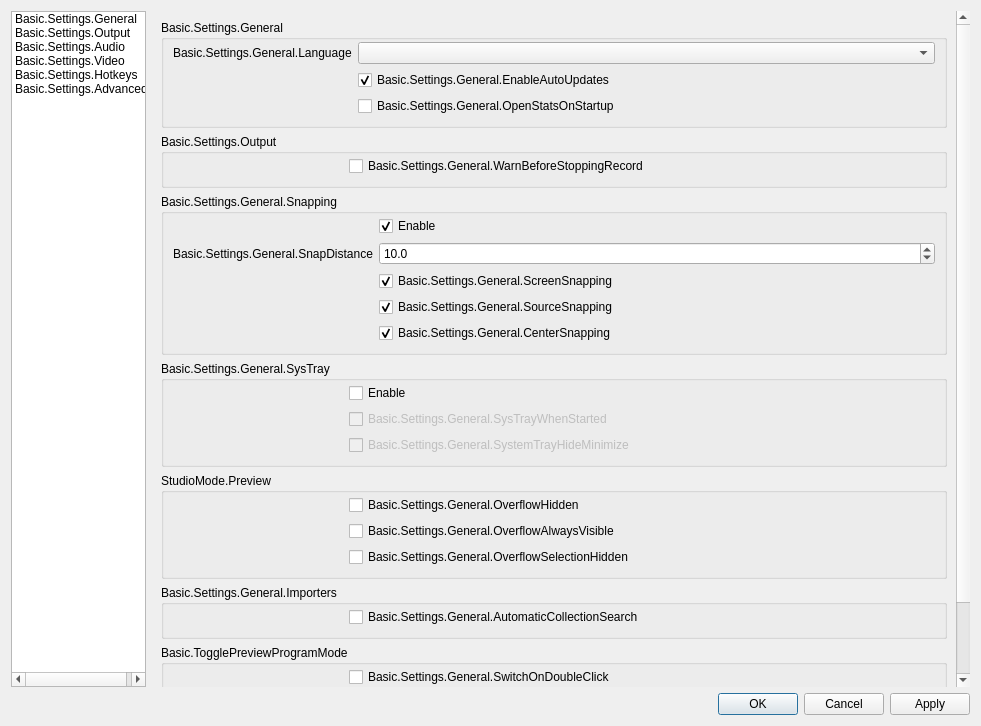
Above: UI/forms/OBSBasicSettings.ui from skimotv/SkimoMeetingRecorder before the change. Below: the same form after it.
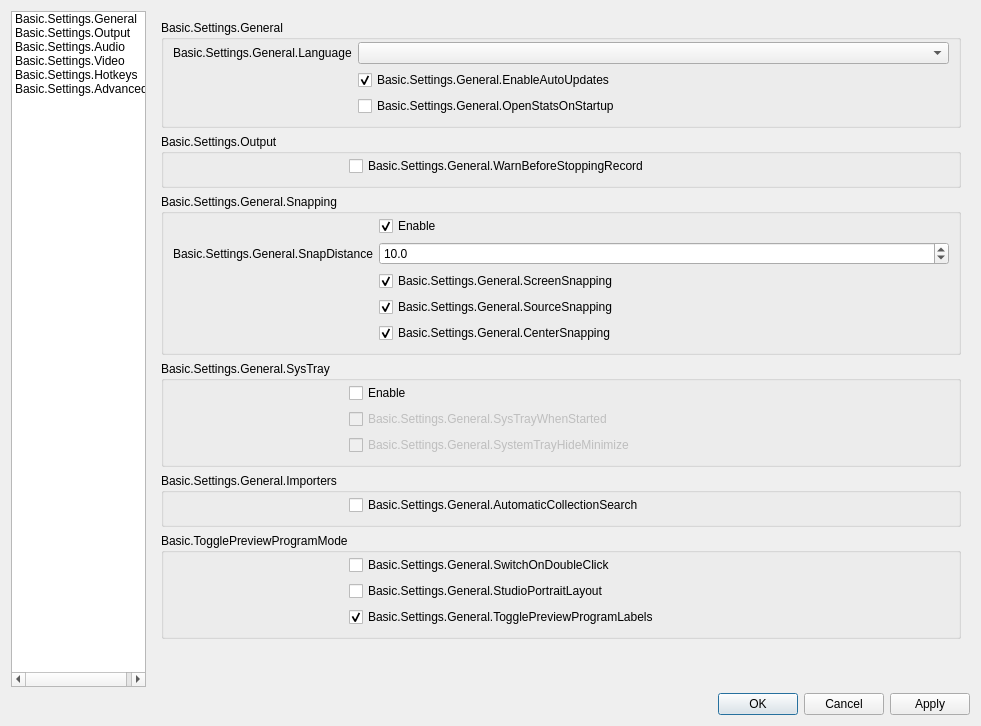
That is the form after the change. The open tabs and pages were chosen to show the change. Icons and pictures are not drawn.

Commit message: removed studio mode

Diff of the .ui file:
```diff
--- a/UI/forms/OBSBasicSettings.ui
+++ b/UI/forms/OBSBasicSettings.ui
@@ -431,58 +431,6 @@
                   </layout>
                  </widget>
                 </item>
-                <item>
-                 <widget class="QGroupBox" name="groupBox_18">
-                  <property name="title">
-                   <string>StudioMode.Preview</string>
-                  </property>
-                  <layout class="QFormLayout" name="formLayout_35">
-                   <property name="fieldGrowthPolicy">
-                    <enum>QFormLayout::AllNonFixedFieldsGrow</enum>
-                   </property>
-                   <property name="labelAlignment">
-                    <set>Qt::AlignRight|Qt::AlignTrailing|Qt::AlignVCenter</set>
-                   </property>
-                   <property name="topMargin">
-                    <number>2</number>
-                   </property>
-                   <item row="1" column="1">
-                    <widget class="QCheckBox" name="overflowAlwaysVisible">
-                     <property name="text">
-                      <string>Basic.Settings.General.OverflowAlwaysVisible</string>
-                     </property>
-                    </widget>
-                   </item>
-                   <item row="0" column="0">
-                    <spacer name="horizontalSpacer_25">
-                     <property name="orientation">
-                      <enum>Qt::Horizontal</enum>
-                     </property>
-                     <property name="sizeHint" stdset="0">
-                      <size>
-                       <width>170</width>
-                       <height>5</height>
-                      </size>
-                     </property>
-                    </spacer>
-                   </item>
-                   <item row="2" column="1">
-                    <widget class="QCheckBox" name="overflowSelectionHide">
-                     <property name="text">
-                      <string>Basic.Settings.General.OverflowSelectionHidden</string>
-                     </property>
-                    </widget>
-                   </item>
-                   <item row="0" column="1">
-                    <widget class="QCheckBox" name="overflowHide">
-                     <property name="text">
-                      <string>Basic.Settings.General.OverflowHidden</string>
-                     </property>
-                    </widget>
-                   </item>
-                  </layout>
-                 </widget>
-                </item>
                 <item>
                  <widget class="QGroupBox" name="groupBox_19">
                   <property name="title">
```
